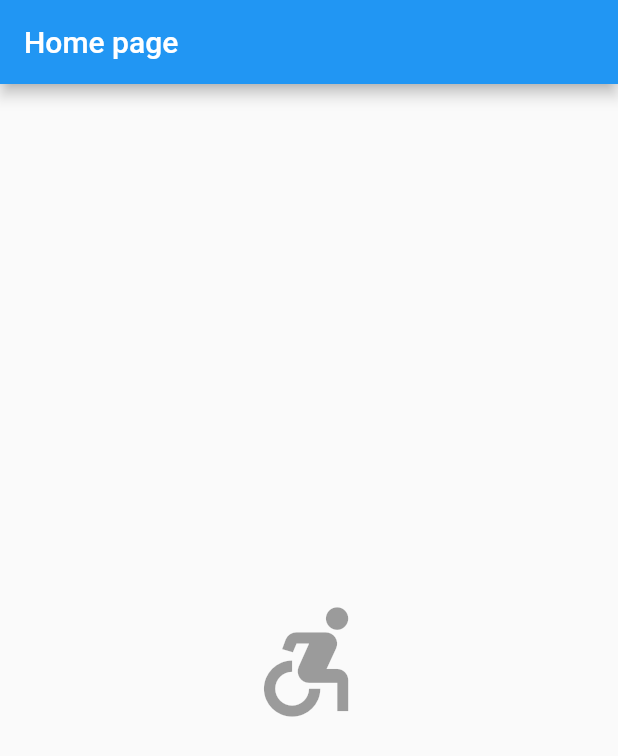
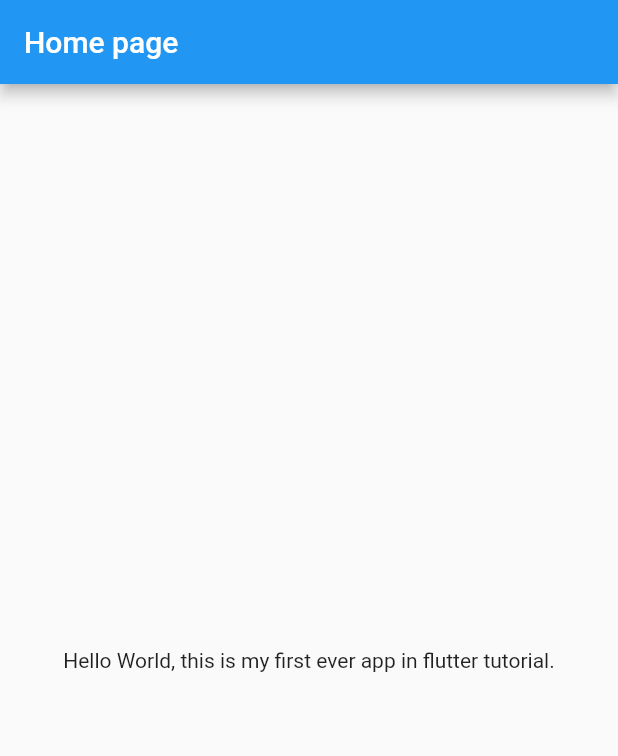
Before and after one commit to amimic11/flutter_app_demo, a Flutter app: the screen it shows after launch, on a phone screen of 412 x 824 dp. Shown: the top 756 px of the screen. Run offline on Flutter 3.47's test engine with Material 2 defaults, Android fonts, the phone set to English and light mode, and no system bars.

Commit message:
Initial commit

```diff
--- a/lib/main.dart
+++ b/lib/main.dart
@@ -28,10 +28,7 @@ class MyHomePage extends StatelessWidget {
         title: Text(this.title),
       ),
       body: Center(
-        child: IconButton(
-          icon: Icon(Icons.accessible_forward),
-          iconSize: 90,
-        ),
+        child: Text('Hello World, this is my first ever app in flutter tutorial.'),
       ),
     );
   }
```
